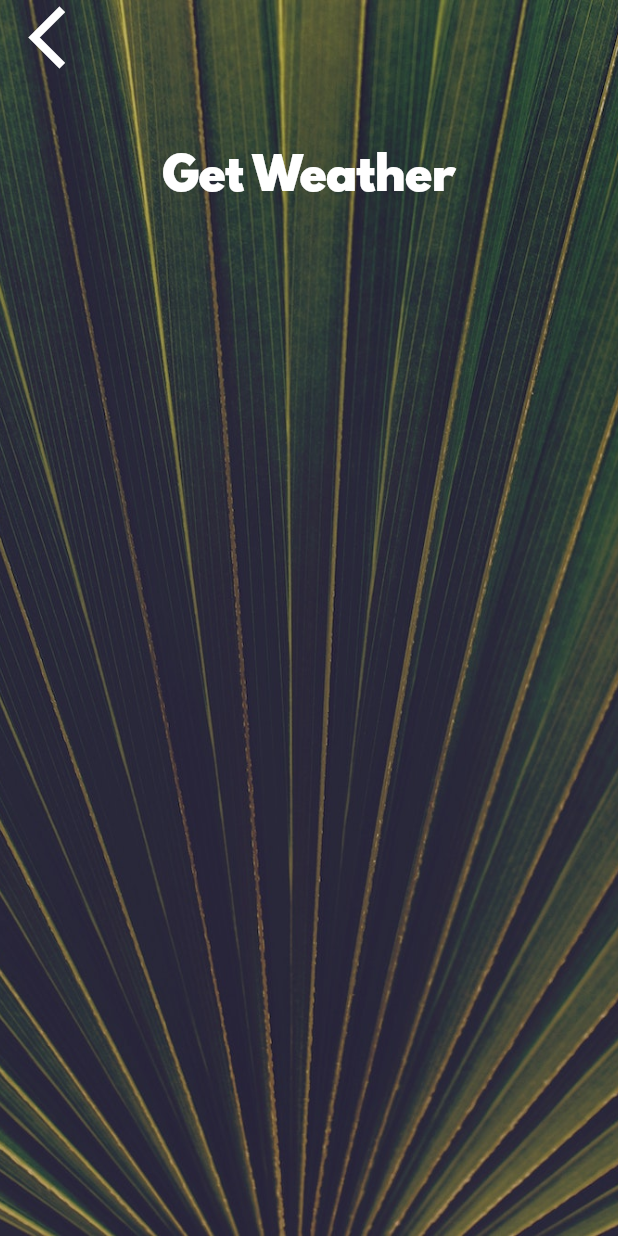
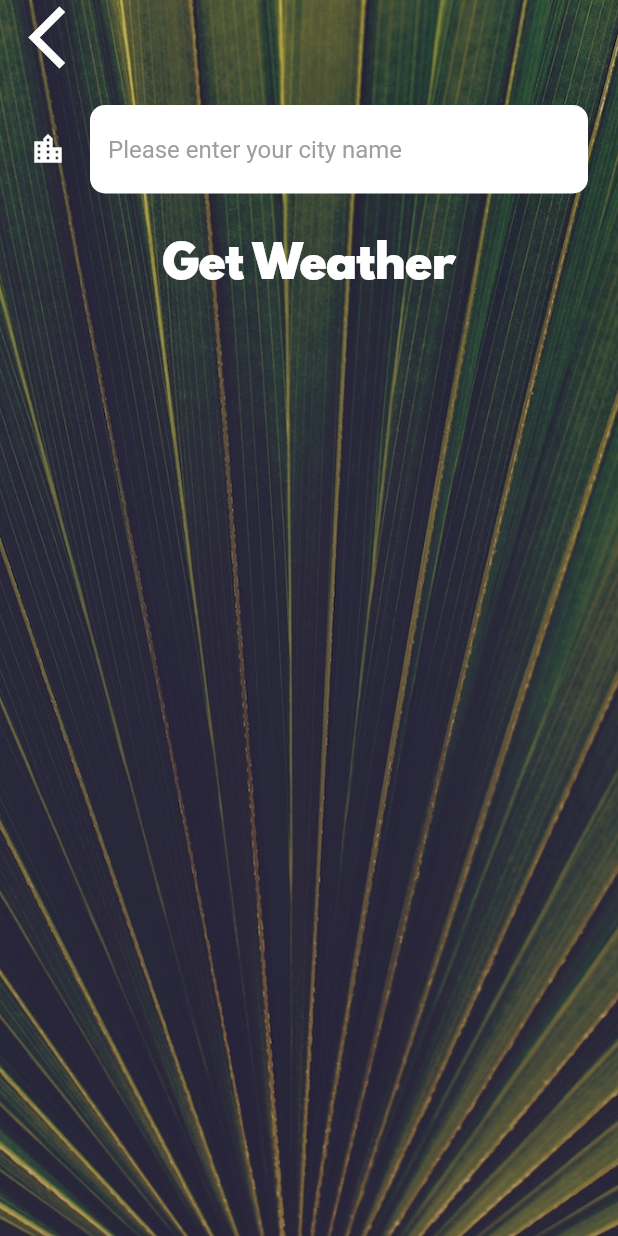
Before and after one commit to richmanrichie/flutter_weather_app, a Flutter app: the CityScreen screen opened directly, on a phone screen of 412 x 824 dp. Run offline on Flutter 3.47's test engine with Material 2 defaults, Android fonts, the phone set to English and light mode, and no system bars; our stand-ins replace flutter_spinkit, geolocator.

Commit message:
added in the funtionalities

```diff
--- a/lib/screens/city_screen.dart
+++ b/lib/screens/city_screen.dart
@@ -1,5 +1,7 @@
 import 'package:flutter/material.dart';
 import 'package:clima/utilities/constants.dart';
+
+import '../utilities/constants.dart';
 
 class CityScreen extends StatefulWidget {
   @override
@@ -7,6 +9,7 @@ class CityScreen extends StatefulWidget {
 }
 
 class _CityScreenState extends State<CityScreen> {
+  String cityName;
   @override
   Widget build(BuildContext context) {
     return Scaffold(
@@ -24,7 +27,9 @@ class _CityScreenState extends State<CityScreen> {
               Align(
                 alignment: Alignment.topLeft,
                 child: FlatButton(
-                  onPressed: () {},
+                  onPressed: () {
+                    Navigator.pop(context);
+                  },
                   child: Icon(
                     Icons.arrow_back_ios,
                     size: 50.0,
@@ -33,10 +38,20 @@ class _CityScreenState extends State<CityScreen> {
               ),
               Container(
                 padding: EdgeInsets.all(20.0),
-                child: null,
+                child: TextField(
+                  style: TextStyle(
+                    color: Colors.black
+                  ),
+                  onChanged: (value) {
+                    cityName = value;
+                  },
+                  decoration: kTextFieldInputDecoration,
+                ),
               ),
               FlatButton(
-                onPressed: () {},
+                onPressed: () {
+                  Navigator.pop(context, cityName);
+                },
                 child: Text(
                   'Get Weather',
                   style: kButtonTextStyle,
--- a/lib/utilities/constants.dart
+++ b/lib/utilities/constants.dart
@@ -18,3 +18,22 @@ const kButtonTextStyle = TextStyle(
 const kConditionTextStyle = TextStyle(
   fontSize: 100.0,
 );
+
+const kTextFieldInputDecoration = InputDecoration(
+    filled: true,
+    fillColor: Colors.white,
+    hintText: 'Please enter your city name',
+    hintStyle: TextStyle(
+        color: Colors.grey
+    ),
+    icon: Icon(
+      Icons.location_city,
+      color: Colors.white,
+    ),
+    border: OutlineInputBorder(
+      borderRadius: BorderRadius.all(
+        Radius.circular(10.0),
+      ),
+      borderSide: BorderSide.none,
+    )
+);
--- a/pubspec.yaml
+++ b/pubspec.yaml
@@ -11,6 +11,9 @@ dependencies:
     sdk: flutter
 
   cupertino_icons: ^0.1.2
+  geolocator: ^6.0.0
+  http: ^0.12.2
+  flutter_spinkit: ^4.1.2
 
 dev_dependencies:
   flutter_test:
```
Also changed, not shown: lib/screens/loading_screen.dart (+26 -5 lines), lib/screens/location_screen.dart (+58 -5 lines), lib/services/location.dart (+31 -0 lines), lib/services/networking.dart (+18 -0 lines), pubspec.lock, 8 other files.
